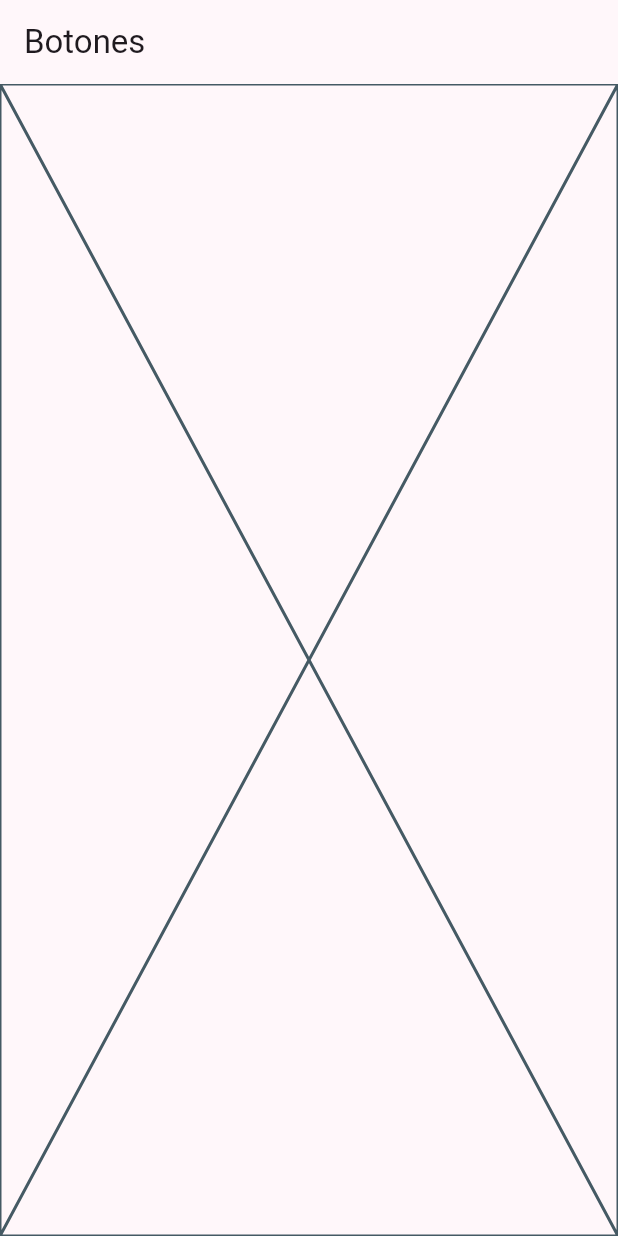
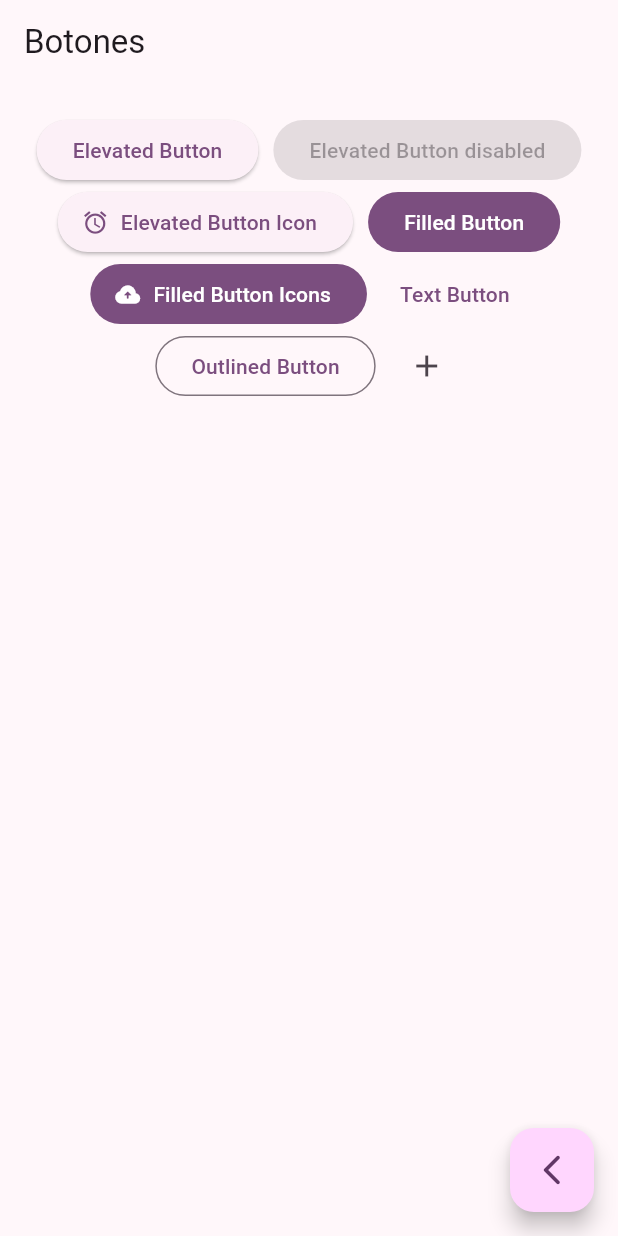
Before and after one commit to abrahamhs/widgets_app, a Flutter app: the ButtonsScreen screen opened by its route, on a phone screen of 412 x 824 dp. Run offline on Flutter 3.47's test engine with Material 3 defaults, Android fonts, the phone set to English and light mode, and no system bars; our stand-ins replace go_router.

Commit message:
Add ButtonsScreen layout with various button types and back navigation

```diff
--- a/lib/presentation/screen/buttons/buttons_screen.dart
+++ b/lib/presentation/screen/buttons/buttons_screen.dart
@@ -1,4 +1,5 @@
 import 'package:flutter/material.dart';
+import 'package:go_router/go_router.dart';
 
 class ButtonsScreen extends StatelessWidget {
   static const String routeName = 'buttons_screen';
@@ -10,7 +11,69 @@ class ButtonsScreen extends StatelessWidget {
       appBar: AppBar(
         title: const Text('Botones'),
       ),
-      body: const Placeholder(),
+      body: const _ButtonsView(),
+      floatingActionButton: FloatingActionButton(
+        onPressed: () {
+          // Add your onPressed code here!
+          context.pop();
+        },
+        child: const Icon(Icons.arrow_back_ios_new_rounded),
+      ),
     );
   }
 }
+
+class _ButtonsView extends StatelessWidget {
+  const _ButtonsView();
+
+  @override
+  Widget build(BuildContext context) {
+    return SizedBox(
+      width: double.infinity,
+      child: Padding(
+        padding: const EdgeInsets.symmetric(horizontal: 10, vertical: 20),
+        child: Wrap(
+          alignment: WrapAlignment.center,
+          spacing: 10,
+          children: [
+            ElevatedButton(
+              onPressed: () {},
+              child: const Text('Elevated Button'),
+            ),
+            ElevatedButton(
+              onPressed: null,
+              child: const Text('Elevated Button disabled'),
+            ),
+            ElevatedButton.icon(
+              onPressed: () {},
+              label: const Text('Elevated Button Icon'),
+              icon: const Icon(Icons.alarm),
+            ),
+            //const SizedBox(width: 8),
+            FilledButton(
+              onPressed:(){},
+              child: const Text('Filled Button')),
+            FilledButton.icon(
+              onPressed:(){},
+              icon: const Icon(Icons.backup_rounded),
+              label: const Text('Filled Button Icons')),
+            TextButton(
+              onPressed: () {},
+              child: const Text('Text Button'),
+            ),
+            //const SizedBox(width: 8),
+            OutlinedButton(
+              onPressed: () {},
+              child: const Text('Outlined Button'),
+            ),
+            //const SizedBox(width: 8),
+            IconButton(
+              onPressed: () {},
+              icon: const Icon(Icons.add),
+            ),
+          ],
+        ),
+      ),
+    );
+  }
+}
```
